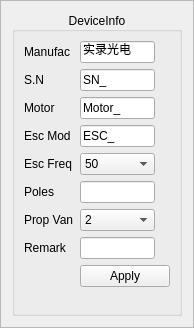
First picture: the form in ui/testinfoconfig.ui, repository eshenhu/QtDemo, before the edit.
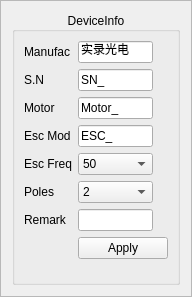
Second picture: the form after the edit.

Commit message: remove some UI elements

```diff
--- a/ui/testinfoconfig.ui
+++ b/ui/testinfoconfig.ui
@@ -6,8 +6,8 @@
    <rect>
     <x>0</x>
     <y>0</y>
-    <width>194</width>
-    <height>328</height>
+    <width>192</width>
+    <height>297</height>
    </rect>
   </property>
   <property name="sizePolicy">
@@ -239,7 +239,7 @@
        </widget>
       </item>
       <item row="5" column="0">
-       <widget class="QLabel" name="label_5">
+       <widget class="QLabel" name="label_7">
         <property name="sizePolicy">
          <sizepolicy hsizetype="Fixed" vsizetype="Preferred">
           <horstretch>0</horstretch>
@@ -258,41 +258,6 @@
        </widget>
       </item>
       <item row="5" column="1">
-       <widget class="QLineEdit" name="propModel_LE">
-        <property name="sizePolicy">
-         <sizepolicy hsizetype="Fixed" vsizetype="Fixed">
-          <horstretch>0</horstretch>
-          <verstretch>0</verstretch>
-         </sizepolicy>
-        </property>
-        <property name="maximumSize">
-         <size>
-          <width>75</width>
-          <height>16777215</height>
-         </size>
-        </property>
-       </widget>
-      </item>
-      <item row="6" column="0">
-       <widget class="QLabel" name="label_7">
-        <property name="sizePolicy">
-         <sizepolicy hsizetype="Fixed" vsizetype="Preferred">
-          <horstretch>0</horstretch>
-          <verstretch>0</verstretch>
-         </sizepolicy>
-        </property>
-        <property name="maximumSize">
-         <size>
-          <width>100</width>
-          <height>16777215</height>
-         </size>
-        </property>
-        <property name="text">
-         <string>Prop Van</string>
-        </property>
-       </widget>
-      </item>
-      <item row="6" column="1">
        <widget class="QComboBox" name="propVanes_combox">
         <property name="sizePolicy">
          <sizepolicy hsizetype="Fixed" vsizetype="Fixed">
@@ -428,7 +393,7 @@
         </item>
        </widget>
       </item>
-      <item row="7" column="0">
+      <item row="6" column="0">
        <widget class="QLabel" name="label_8">
         <property name="sizePolicy">
          <sizepolicy hsizetype="Fixed" vsizetype="Preferred">
@@ -447,7 +412,7 @@
         </property>
        </widget>
       </item>
-      <item row="7" column="1">
+      <item row="6" column="1">
        <widget class="QLineEdit" name="remark_LE">
         <property name="sizePolicy">
          <sizepolicy hsizetype="Fixed" vsizetype="Fixed">
@@ -463,7 +428,7 @@
         </property>
        </widget>
       </item>
-      <item row="8" column="1">
+      <item row="7" column="1">
        <widget class="QPushButton" name="Apply">
         <property name="sizePolicy">
          <sizepolicy hsizetype="Preferred" vsizetype="Fixed">
```
The commit also changes 4 other files.
